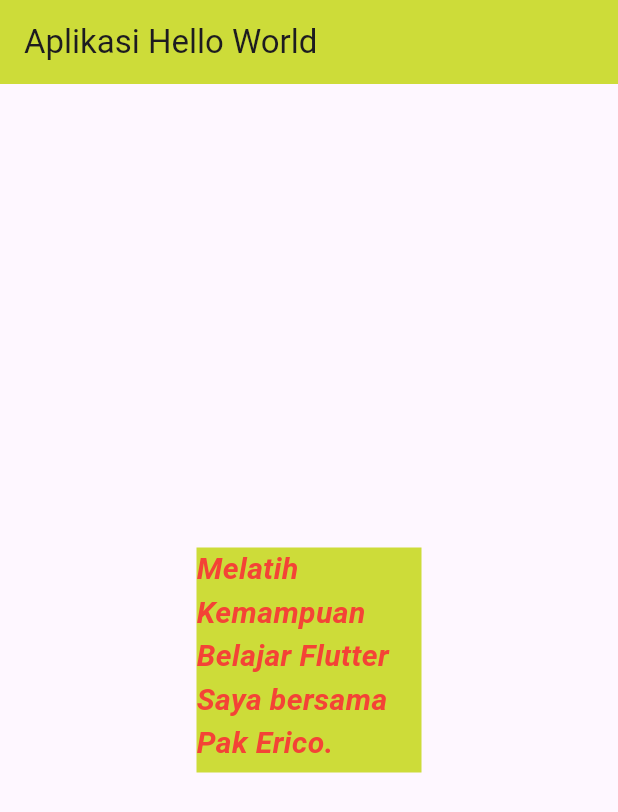
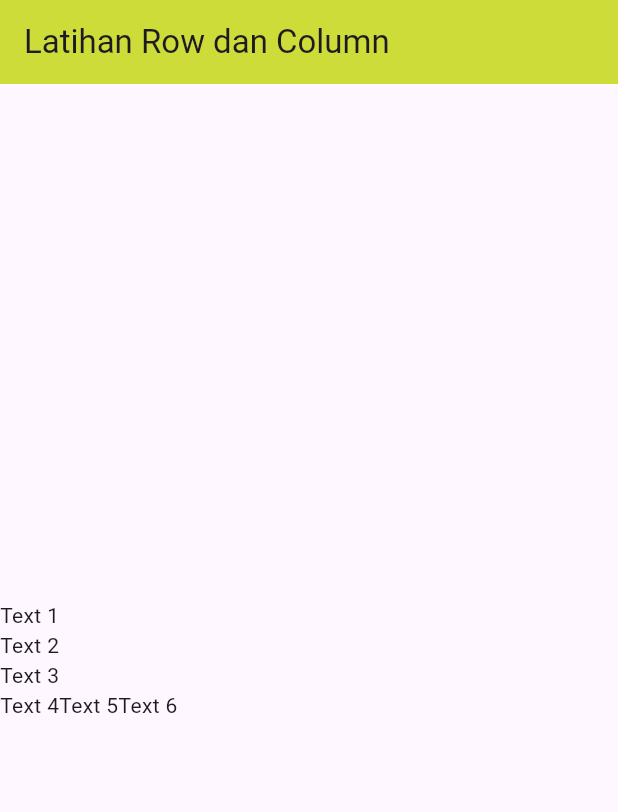
Before and after one commit to yabsiraditya/learn-flutter, a Flutter app: the screen it shows after launch, on a phone screen of 412 x 824 dp. Shown: the top 812 px of the screen. Run offline on Flutter 3.47's test engine with Material 3 defaults, Android fonts, the phone set to English and light mode, and no system bars.

Commit message:
day 1 learn flutter

```diff
--- a/lib/main.dart
+++ b/lib/main.dart
@@ -1,8 +1,6 @@
 import 'package:flutter/material.dart';
 
-void main() {
-  runApp(new MyApp());
-}
+void main() => runApp(MyApp());
 
 class MyApp extends StatelessWidget {
   @override
@@ -10,22 +8,24 @@
     return MaterialApp(
       home: Scaffold(
         appBar: AppBar(
-          title: Text("Aplikasi Hello World"),
+          title: Text("Latihan Row dan Column"),
           backgroundColor: Colors.lime,
         ),
-        body: Center(
-          child: Container(
-              color: Colors.lime,
-              width: 150,
-              height: 150,
-              child: Text(
-                "Melatih Kemampuan Belajar Flutter Saya bersama Pak Erico.",
-                style: TextStyle(
-                    color: Colors.red,
-                    fontStyle: FontStyle.italic,
-                    fontWeight: FontWeight.w700,
-                    fontSize: 20),
-              )),
+        body: Column(
+          mainAxisAlignment: MainAxisAlignment.center,
+          crossAxisAlignment: CrossAxisAlignment.start,
+          children: <Widget>[
+            Text("Text 1"),
+            Text("Text 2"),
+            Text("Text 3"),
+            Row(
+              children: <Widget>[
+                Text("Text 4"),
+                Text("Text 5"),
+                Text("Text 6")
+              ],
+            )
+          ],
         ),
       ),
     );
```
